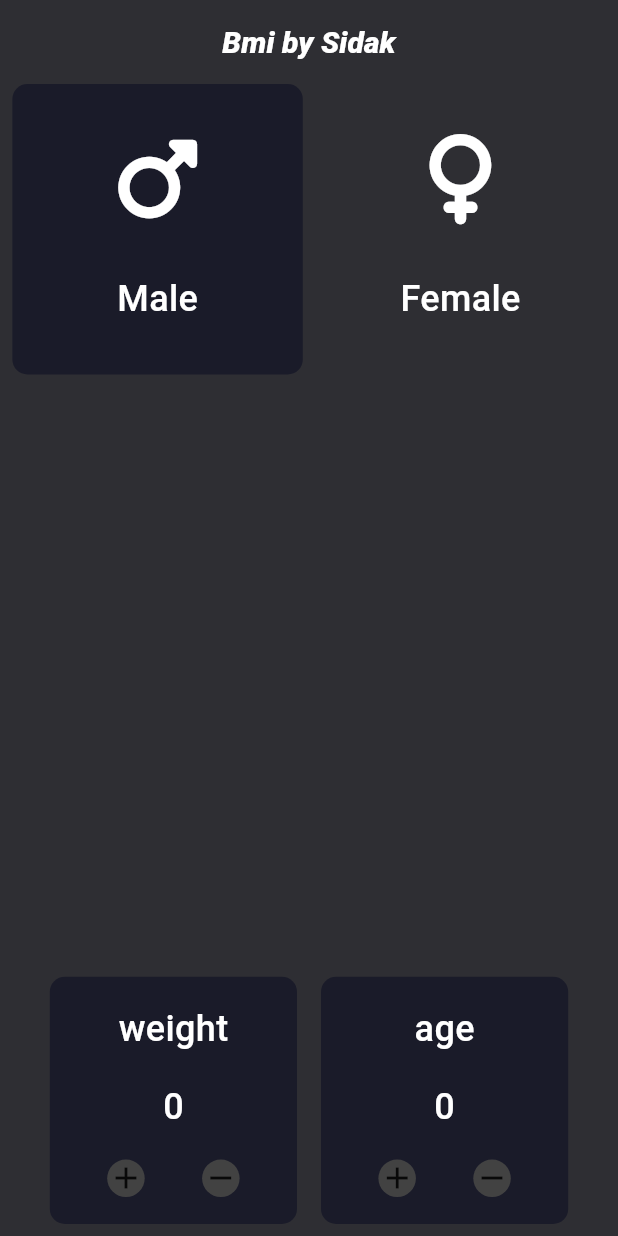
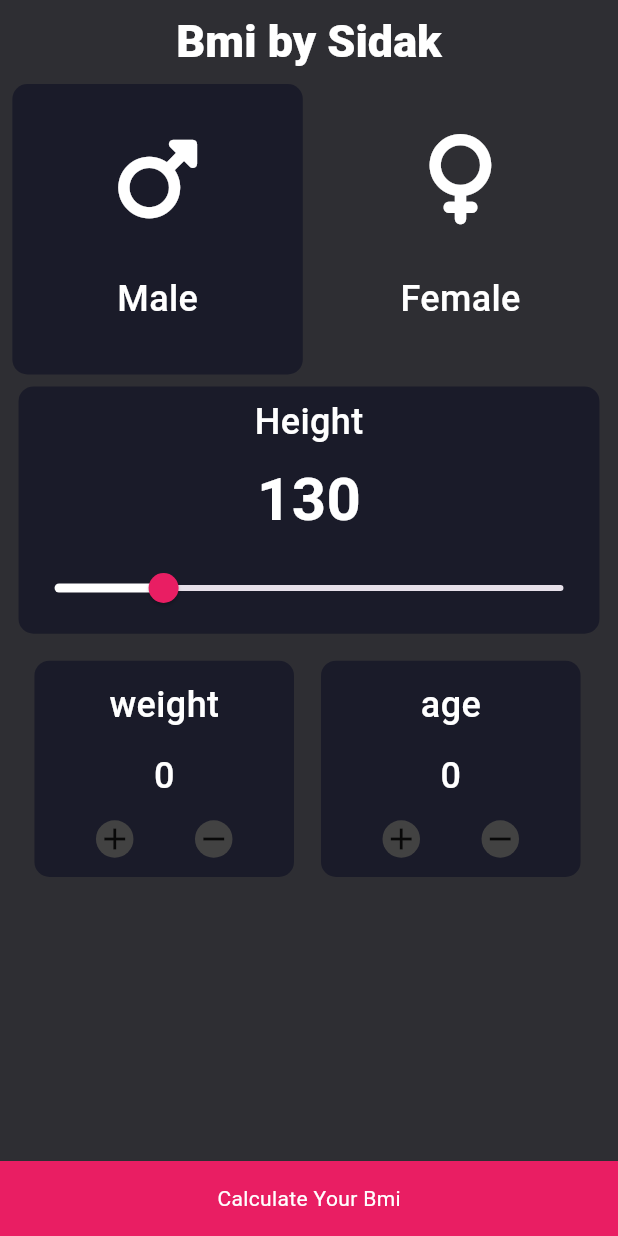
Before and after one commit to sidxc74/Flutter_Bmi, a Flutter app: the screen it shows after launch, on a phone screen of 412 x 824 dp. Run offline on Flutter 3.47's test engine with Material 3 defaults, Android fonts, the phone set to English and light mode, and no system bars; our stand-ins replace font_awesome_flutter.

Commit message:
final bug fixes

```diff
--- a/lib/GenderSelectionWidget.dart
+++ b/lib/GenderSelectionWidget.dart
@@ -22,7 +22,7 @@ class GenderSelectionWidget extends StatelessWidget {
         mainAxisAlignment: MainAxisAlignment.spaceEvenly,
         children: [
           FaIcon(isMale ? FontAwesomeIcons.mars : FontAwesomeIcons.venus, color : Colors.white, size : 60),
-          Text(isMale ?"Male":"Female",style:TitleTextStyle,),
+          Text(isMale ?"Male":"Female",style:titleTextStyle,),
         ],
       ),
       width : width * 0.47,
--- a/lib/bmicalculatorsceen.dart
+++ b/lib/bmicalculatorsceen.dart
@@ -1,8 +1,8 @@
 import 'package:bmi_app/GenderSelectionWidget.dart';
+import 'package:bmi_app/bmiscreen.dart';
 import 'package:bmi_app/changebuttons.dart';
 import 'package:bmi_app/constants.dart';
 import 'package:flutter/material.dart';
-import 'package:font_awesome_flutter/font_awesome_flutter.dart';
 
 class BmiCalculatorScreen extends StatefulWidget {
   const BmiCalculatorScreen({Key? key}) : super(key: key);
@@ -15,6 +15,7 @@ class _MyWidgetState extends State<BmiCalculatorScreen> {
   bool isMale = true;
   int weight = 0;
   int age = 0;
+  double height = 130;
 
   @override
   Widget build(BuildContext context) {
@@ -28,8 +29,7 @@ class _MyWidgetState extends State<BmiCalculatorScreen> {
           style: TextStyle(
             color: Colors.white,
             fontWeight: FontWeight.w800,
-            fontStyle: FontStyle.italic,
-            fontSize: 20,
+            fontSize: 30,
           ),
         ),
         backgroundColor: backgroundColor,
@@ -48,7 +48,7 @@ class _MyWidgetState extends State<BmiCalculatorScreen> {
                 },
                 child: GenderSelectionWidget(
                   width: width,
-                  isMale: isMale,
+                  isMale: true,
                   backgroundColor: isMale ? cardColor : backgroundColor,
                 ),
               ),
@@ -60,11 +60,47 @@ class _MyWidgetState extends State<BmiCalculatorScreen> {
                 },
                 child: GenderSelectionWidget(
                   width: width,
-                  isMale: !isMale,
+                  isMale: false,
                   backgroundColor: !isMale ? cardColor : backgroundColor,
                 ),
               ),
             ],
+          ),
+          Padding(
+            padding: const EdgeInsets.all(8.0),
+            child: Container(
+              width: width * 0.94,
+              height: width * 0.4,
+              decoration: BoxDecoration(
+                  color: cardColor, borderRadius: BorderRadius.circular(10)),
+              child: Column(
+                mainAxisAlignment: MainAxisAlignment.spaceEvenly,
+                children: [
+                  const Text("Height", style: titleTextStyle),
+                  Text(
+                    "${height.toInt()}",
+                    style: titleTextStyle.copyWith(
+                        fontSize: 40, fontWeight: FontWeight.w700),
+                  ),
+                  SliderTheme(
+                    data: SliderThemeData().copyWith(
+                        activeTrackColor: Colors.white,
+                        inactiveTickMarkColor: Colors.grey,
+                        thumbColor: Colors.pink,
+                        overlayColor: Colors.pink.withOpacity(0.4)),
+                    child: Slider(
+                        min: 100,
+                        max: 240,
+                        value: height,
+                        onChanged: (value) {
+                          setState(() {
+                            height = value;
+                          });
+                        }),
+                  ),
+                ],
+              ),
+            ),
           ),
           Row(
             mainAxisAlignment: MainAxisAlignment.center,
@@ -80,7 +116,7 @@ class _MyWidgetState extends State<BmiCalculatorScreen> {
                 ),
               ),
               Padding(
-                padding: const EdgeInsets.all(8.0),
+                padding: const EdgeInsets.all(10.0),
                 child: ChangeButtons(
                   txt: "age",
                   inc: age,
@@ -91,20 +127,39 @@ class _MyWidgetState extends State<BmiCalculatorScreen> {
               ),
             ],
           ),
+          const Spacer(),
+          GestureDetector(
+            onTap: () {
+              final bmi = weight / ((height / 100) * (height / 100));
+              Navigator.of(context).push(
+                MaterialPageRoute(
+                  builder: (_) => BmiResultScreen(bmi: bmi),
+                ),
+              );
+
+              setState(() {});
+            },
+            child: Container(
+              width: width,
+              height: 50,
+              color: Colors.pink,
+              child: Center(
+                child: Text("Calculate Your Bmi", style: TextStyle(color: Colors.white)),
+              ),
+            ),
+          ),
         ],
       ),
     );
   }
 
   void addSubtractWeight(bool isAdd) {
-
-     isAdd ? weight++ : weight<=0 ? weight :  weight--;
+    isAdd ? weight++ : weight <= 0 ? weight : weight--;
     setState(() {});
   }
 
   void addSubtractAge(bool isAdd) {
-
-    isAdd ? age++ : age<=0 ? age : age--;
+    isAdd ? age++ : age <= 0 ? age : age--;
     setState(() {});
   }
 }
--- /dev/null
+++ b/lib/bmiscreen.dart
@@ -0,0 +1,28 @@
+import 'package:bmi_app/constants.dart';
+import 'package:flutter/material.dart';
+
+class BmiResultScreen extends StatelessWidget {
+  const BmiResultScreen({super.key, required this.bmi});
+
+  final double bmi;
+
+  @override
+  Widget build(BuildContext context) {
+    return Scaffold(
+      backgroundColor: backgroundColor,
+      appBar: AppBar(
+        backgroundColor: backgroundColor,
+        iconTheme: IconThemeData(color: Colors.white),
+        title: const Text(
+          "Bmi Result",
+          style: titleTextStyle,
+        ),
+      ),
+      body : Column(
+        children: [
+          Center(child: Text('${bmi.toStringAsFixed(2)}', style: titleTextStyle.copyWith(fontSize: 40 ),))
+        ],
+      )
+    );
+  }
+}
--- a/lib/changebuttons.dart
+++ b/lib/changebuttons.dart
@@ -24,8 +24,8 @@ class ChangeButtons extends StatelessWidget {
           child: Column(
             mainAxisAlignment: MainAxisAlignment.spaceEvenly,
             children: [
-              Text("$txt",style:TitleTextStyle,),
-              Text("$inc",style:TitleTextStyle,),
+              Text("$txt",style:titleTextStyle,),
+              Text("$inc",style:titleTextStyle,),
               Row(
     mainAxisAlignment: MainAxisAlignment.spaceEvenly,
     children: [
@@ -61,8 +61,8 @@ class ChangeButtons extends StatelessWidget {
               )
             ],
           ),
-          width : width * 0.40,
-          height : width * 0.40,
+          width : width * 0.42,
+          height : width * 0.35,
           decoration: BoxDecoration(
             color : cardColor,
             borderRadius: BorderRadius.circular(10)
--- a/lib/constants.dart
+++ b/lib/constants.dart
@@ -4,7 +4,7 @@ import 'package:flutter/material.dart';
 Color cardColor = const  Color(0xff1a1b29);
 Color backgroundColor  = const Color(0xff2e2e33);
 
-const TitleTextStyle = TextStyle(
+const titleTextStyle = TextStyle(
             color : Colors.white,
             fontSize: 24,
             fontWeight: FontWeight.w500,
--- a/lib/main.dart
+++ b/lib/main.dart
@@ -10,8 +10,11 @@ class BmiApp extends StatelessWidget {
   const BmiApp({super.key});
 
   @override
+
   Widget build(BuildContext context) {
+
     return const MaterialApp(
+      debugShowCheckedModeBanner: false,
       home : BmiCalculatorScreen(),
     );
   }
```
